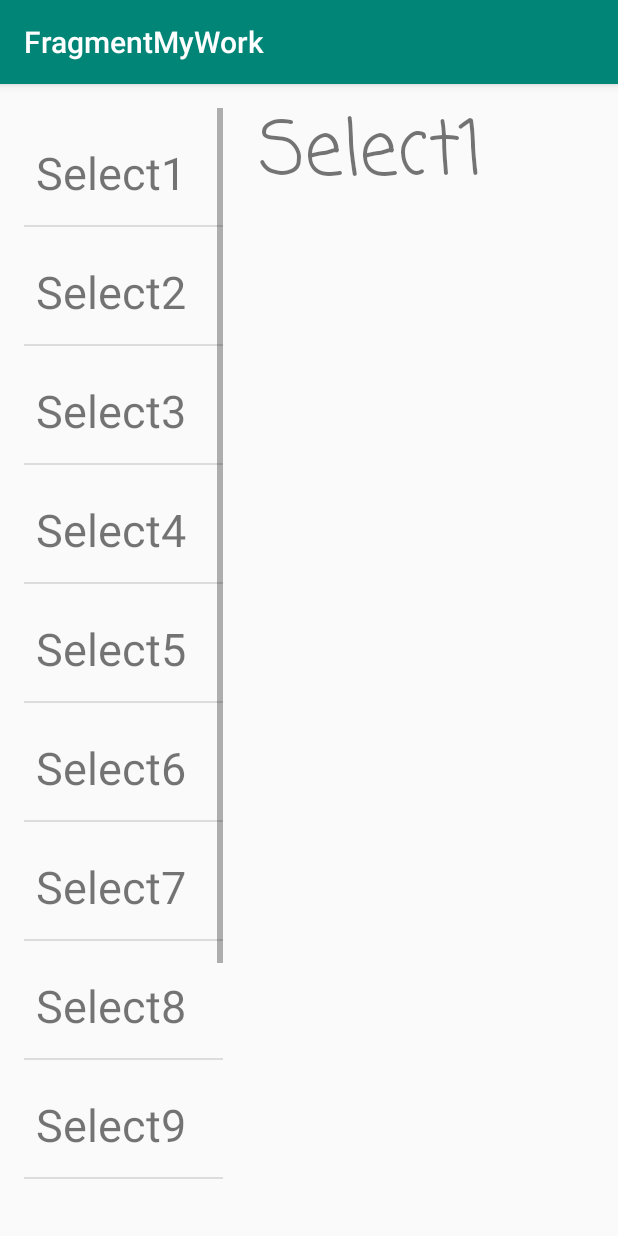
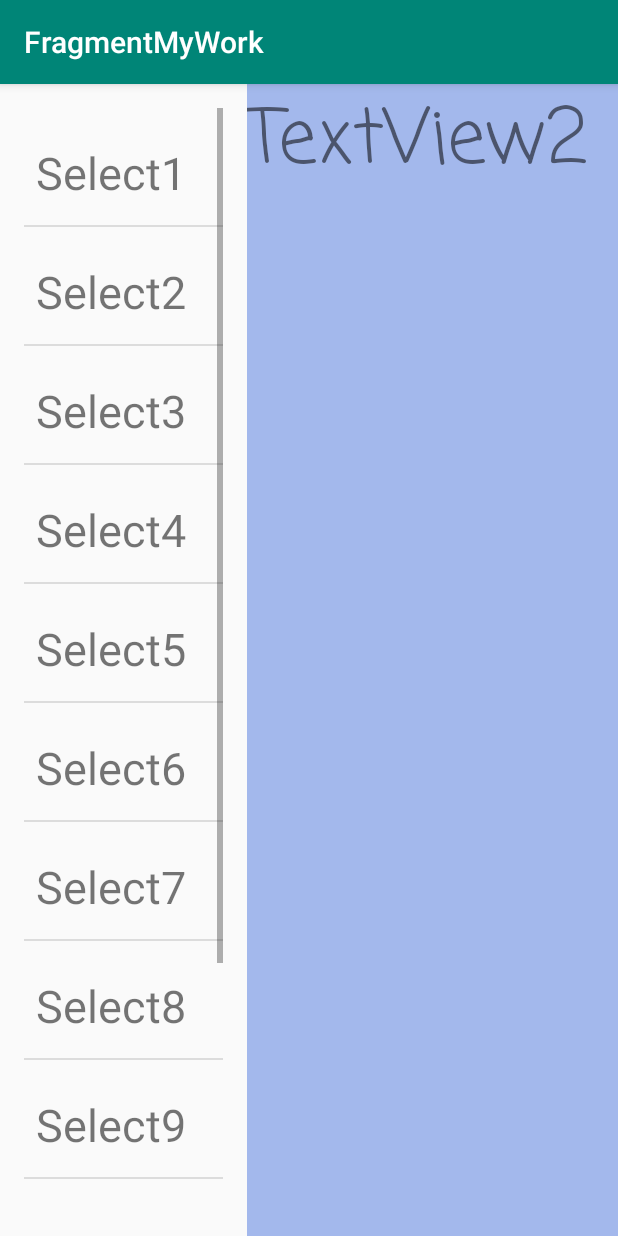
Before and after one commit to zyailoveyou/FragmentAndCustomTransition, an Android app: the screen it shows after launch (MainActivity), after a tap on "Select1", on a phone screen of 412 x 824 dp. Run offline under Robolectric (Android 15) with nearby library versions, the phone set to English and light mode, and no system bars.

Commit message:
20181219

```diff
--- a/app/src/main/java/com/cop/zqc/fragmentmywork/MainActivity.java
+++ b/app/src/main/java/com/cop/zqc/fragmentmywork/MainActivity.java
@@ -1,6 +1,8 @@
 package com.cop.zqc.fragmentmywork;
 
 import android.app.FragmentManager;
+
+import android.app.FragmentTransaction;
 import android.support.v7.app.AppCompatActivity;
 import android.os.Bundle;
 import android.view.View;
@@ -13,26 +15,63 @@ import java.util.ArrayList;
 public class MainActivity extends AppCompatActivity implements ListFragment.ListViewOnClick {
 
     private ListView mListSelect;
+    private TextFragment mMyTextFragment;
+    private ListFragment mMyListFragment;
 
     @Override
     protected void onCreate(Bundle savedInstanceState) {
         super.onCreate(savedInstanceState);
         setContentView(R.layout.activity_main);
+
+        mMyTextFragment = new TextFragment();
+        mMyListFragment = new ListFragment();
+
+        FragmentManager fragmentManager = getFragmentManager();
+        FragmentTransaction fragmentTransaction = fragmentManager.beginTransaction();
+
+        fragmentTransaction.add(R.id.layout_listF, mMyListFragment);
+        fragmentTransaction.add(R.id.layout_listT, mMyTextFragment);
+
+        fragmentTransaction.commit();
+
     }
 
     @Override
     public void OnClickItem(AdapterView<?> parent, View view, int position, long id) {
 
+//        TextFragment fragment = new TextFragment();
+//
+//        FragmentManager fragmentManager = getFragmentManager();
+//
+//        fragment = (TextFragment) (fragmentManager.findFragmentById(R.id.ListT));
+//
+//        TextView StringWord = view.findViewById(R.id.TextString);
+//
+//        fragment.SetText((String) (StringWord.getText()));
 
-        TextFragment fragment = new TextFragment();
+        TextFragment2 textFragment2 = new TextFragment2();
 
         FragmentManager fragmentManager = getFragmentManager();
 
-        fragment = (TextFragment) (fragmentManager.findFragmentById(R.id.ListT));
+        fragmentManager.beginTransaction().addToBackStack("SaveF").replace(R.id.layout_listT,textFragment2).
+                setTransition(FragmentTransaction.TRANSIT_FRAGMENT_OPEN).commit();
 
-        TextView StringWord = view.findViewById(R.id.TextString);
 
-        fragment.SetText((String) (StringWord.getText()));
+//        FragmentTransaction fragmentTransaction = fragmentManager.beginTransaction();
+//        fragmentTransaction.setTransition(FragmentTransaction.TRANSIT_FRAGMENT_CLOSE);
+
+//        fragmentTransaction.remove(fragment);
+
+//        fragmentTransaction.replace(,fragment);
+//
+//        fragmentTransaction.commit();
+
+//        fragment = (TextFragment) (fragmentManager.findFragmentById(R.id.ListT));
+//
+//        TextView StringWord = view.findViewById(R.id.TextString);
+
+//        fragment.SetText((String) (StringWord.getText()));
+
 
     }
 
--- /dev/null
+++ b/app/src/main/java/com/cop/zqc/fragmentmywork/TextFragment2.java
@@ -0,0 +1,26 @@
+package com.cop.zqc.fragmentmywork;
+
+import android.animation.Animator;
+import android.app.Fragment;
+import android.content.Context;
+import android.os.Bundle;
+import android.support.annotation.Nullable;
+import android.view.LayoutInflater;
+import android.view.View;
+import android.view.ViewGroup;
+
+public class TextFragment2 extends Fragment {
+
+    @Override
+    public void onAttach(Context context) {
+        super.onAttach(context);
+    }
+
+
+    @Override
+    public View onCreateView(LayoutInflater inflater,  ViewGroup container, Bundle savedInstanceState) {
+
+        return inflater.inflate(R.layout.fragment_change,container,false);
+
+    }
+}
--- a/app/src/main/res/layout/activity_main.xml
+++ b/app/src/main/res/layout/activity_main.xml
@@ -2,7 +2,7 @@
 <android.support.constraint.ConstraintLayout xmlns:android="http://schemas.android.com/apk/res/android"
     xmlns:app="http://schemas.android.com/apk/res-auto"
     xmlns:tools="http://schemas.android.com/tools"
-    android:id="@+id/constraintlayout"
+    android:id="@+id/layout_root"
     android:layout_width="match_parent"
     android:layout_height="match_parent"
     tools:context=".MainActivity"
@@ -16,7 +16,7 @@
         app:layout_constraintGuide_percent="0.4" />
 
     <android.support.constraint.ConstraintLayout
-        android:id="@+id/constraintLayout"
+        android:id="@+id/layout_listF"
 
         android:layout_width="0dp"
         android:layout_height="0dp"
@@ -25,36 +25,18 @@
         app:layout_constraintStart_toStartOf="parent"
         app:layout_constraintTop_toTopOf="parent">
 
-        <fragment
-            android:id="@+id/ListF"
-            android:name="com.cop.zqc.fragmentmywork.ListFragment"
-            android:layout_width="0dp"
-            android:layout_height="match_parent"
-            app:layout_constraintBottom_toBottomOf="parent"
-            app:layout_constraintEnd_toEndOf="parent"
-            app:layout_constraintStart_toStartOf="parent"
-            app:layout_constraintTop_toTopOf="parent"
-            app:layout_constraintVertical_bias="0.0"></fragment>
     </android.support.constraint.ConstraintLayout>
 
 
     <android.support.constraint.ConstraintLayout
+        android:id="@+id/layout_listT"
         android:layout_width="0dp"
         android:layout_height="0dp"
         app:layout_constraintBottom_toBottomOf="parent"
         app:layout_constraintEnd_toEndOf="parent"
-        app:layout_constraintStart_toEndOf="@+id/constraintLayout"
+        app:layout_constraintStart_toEndOf="@+id/guideline"
         app:layout_constraintTop_toTopOf="parent">
 
-        <fragment
-            android:id="@+id/ListT"
-            android:name="com.cop.zqc.fragmentmywork.TextFragment"
-            android:layout_width="0dp"
-            android:layout_height="0dp"
-            app:layout_constraintBottom_toBottomOf="parent"
-            app:layout_constraintEnd_toEndOf="parent"
-            app:layout_constraintStart_toStartOf="parent"
-            app:layout_constraintTop_toTopOf="parent"></fragment>
     </android.support.constraint.ConstraintLayout>
 
 
--- /dev/null
+++ b/app/src/main/res/layout/fragment_change.xml
@@ -0,0 +1,23 @@
+<?xml version="1.0" encoding="utf-8"?>
+<android.support.constraint.ConstraintLayout
+    xmlns:android="http://schemas.android.com/apk/res/android"
+    xmlns:app="http://schemas.android.com/apk/res-auto"
+    android:layout_width="match_parent"
+    android:layout_height="match_parent">
+
+    <TextView
+        android:id="@+id/Introduction"
+        android:layout_width="0dp"
+        android:layout_height="0dp"
+        android:background="@color/colorAccent"
+        android:fontFamily="casual"
+        android:text="TextView2"
+        android:textSize="50dp"
+        app:layout_constraintBottom_toBottomOf="parent"
+        app:layout_constraintEnd_toEndOf="parent"
+        app:layout_constraintStart_toStartOf="parent"
+        app:layout_constraintTop_toTopOf="parent">
+
+    </TextView>
+
+</android.support.constraint.ConstraintLayout>
--- /dev/null
+++ b/app/src/main/res/transition/fade.xml
@@ -0,0 +1,4 @@
+<?xml version="1.0" encoding="utf-8"?>
+<fade xmlns:android="http://schemas.android.com/apk/res/android">
+
+</fade>
--- a/app/src/main/res/values/colors.xml
+++ b/app/src/main/res/values/colors.xml
@@ -2,5 +2,5 @@
 <resources>
     <color name="colorPrimary">#008577</color>
     <color name="colorPrimaryDark">#00574B</color>
-    <color name="colorAccent">#D81B60</color>
+    <color name="colorAccent">#a3b8ec</color>
 </resources>
```
